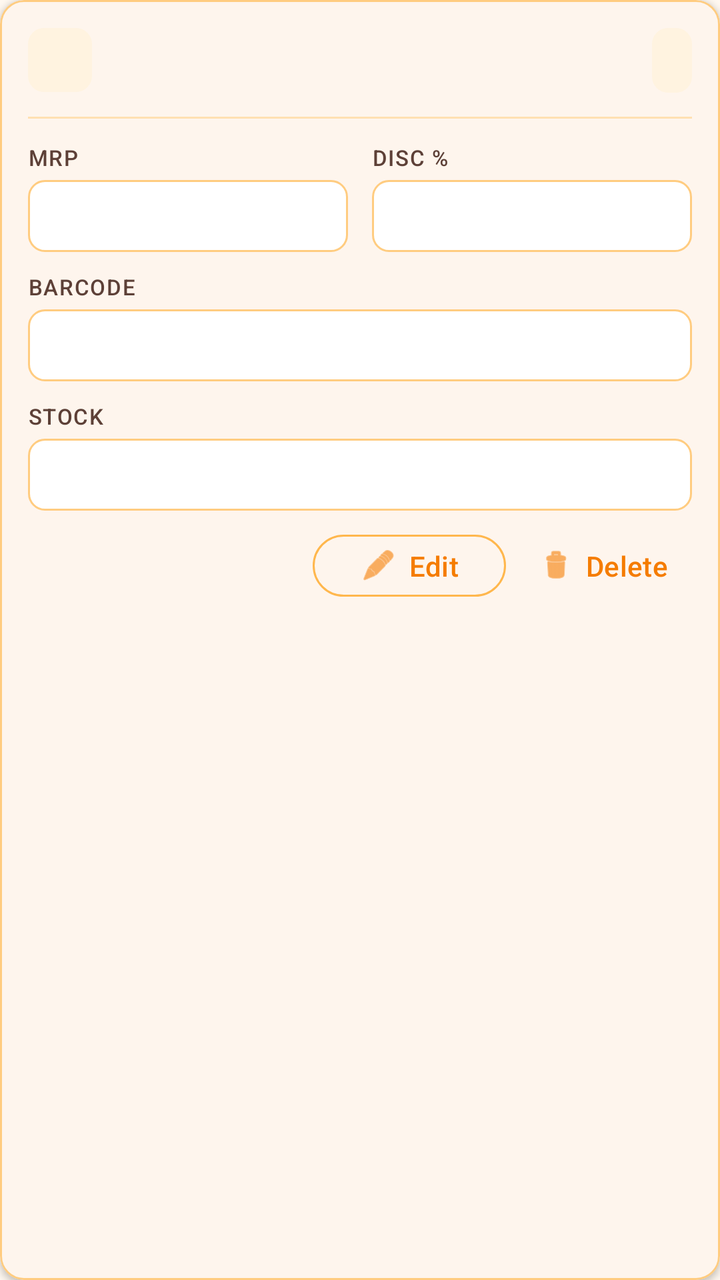
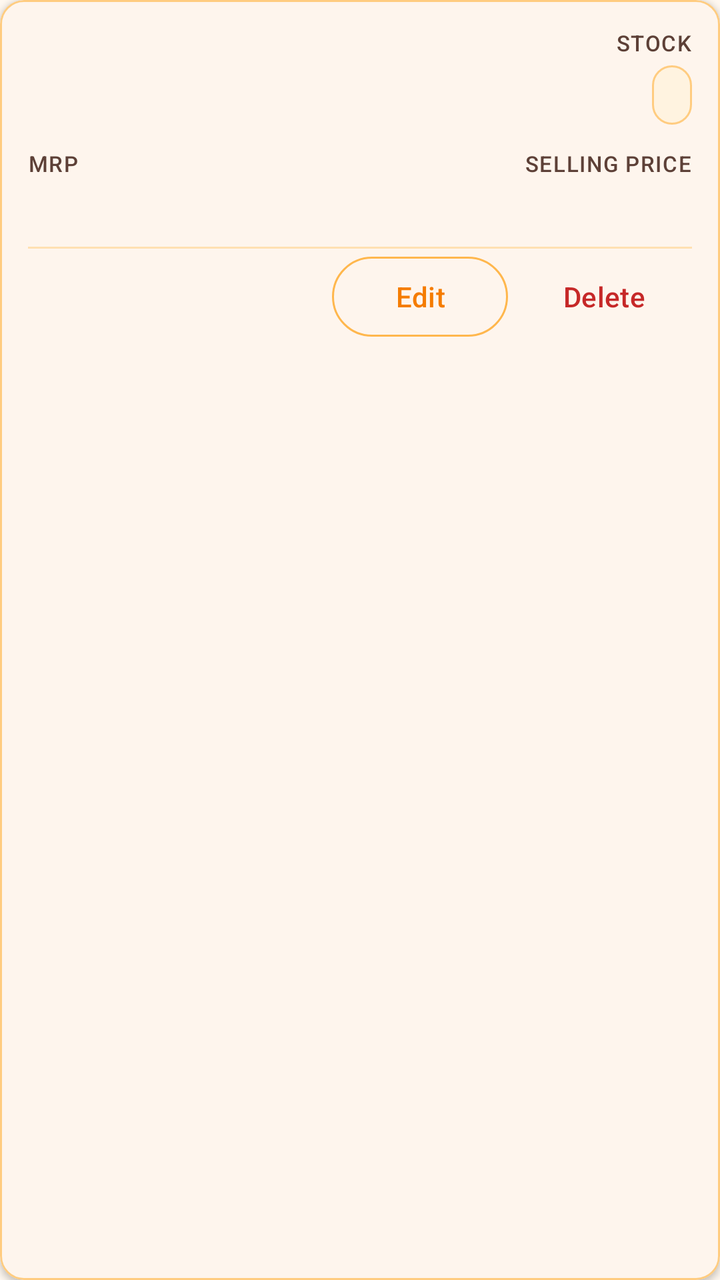

An Android layout rendered at two revisions. The XML below is the earlier revision; the diff shows what the commit changed to produce the second picture.
<!-- AndroidManifest.xml: application theme Theme.VikrSaathi -->
<!-- res/layout/item_master.xml -->
<?xml version="1.0" encoding="utf-8"?>
<com.google.android.material.card.MaterialCardView xmlns:android="http://schemas.android.com/apk/res/android"
    xmlns:app="http://schemas.android.com/apk/res-auto"
    style="@style/VikrSaathiBillLineCard"
    android:layout_width="match_parent"
    android:layout_height="wrap_content"
    android:layout_marginHorizontal="2dp"
    android:layout_marginVertical="6dp">

    <LinearLayout
        android:layout_width="match_parent"
        android:layout_height="wrap_content"
        android:orientation="vertical"
        android:padding="14dp">

        <LinearLayout
            android:layout_width="match_parent"
            android:layout_height="wrap_content"
            android:gravity="center_vertical"
            android:orientation="horizontal">

            <TextView
                android:id="@+id/textItemBadge"
                android:layout_width="wrap_content"
                android:layout_height="32dp"
                android:background="@drawable/bg_bill_line_badge"
                android:gravity="center"
                android:minWidth="32dp"
                android:paddingHorizontal="6dp"
                android:textColor="@color/text_accent"
                android:textSize="14sp"
                android:textStyle="bold" />

            <TextView
                android:id="@+id/textItemName"
                android:layout_width="0dp"
                android:layout_height="wrap_content"
                android:layout_marginStart="12dp"
                android:layout_weight="1"
                android:textAppearance="?attr/textAppearanceTitleMedium"
                android:textColor="@color/text_primary_dark"
                android:textStyle="bold" />

            <TextView
                android:id="@+id/textItemPrice"
                android:layout_width="wrap_content"
                android:layout_height="wrap_content"
                android:layout_marginStart="8dp"
                android:background="@drawable/bg_bill_line_total"
                android:paddingHorizontal="10dp"
                android:paddingVertical="6dp"
                android:textColor="@color/text_accent"
                android:textSize="15sp"
                android:textStyle="bold" />
        </LinearLayout>

        <View
            android:layout_width="match_parent"
            android:layout_height="1dp"
            android:layout_marginTop="12dp"
            android:layout_marginBottom="12dp"
            android:background="@color/surface_divider" />

        <LinearLayout
            android:layout_width="match_parent"
            android:layout_height="wrap_content"
            android:baselineAligned="false"
            android:orientation="horizontal">

            <LinearLayout
                android:layout_width="0dp"
                android:layout_height="wrap_content"
                android:layout_marginEnd="6dp"
                android:layout_weight="1"
                android:orientation="vertical">

                <TextView
                    style="@style/VikrSaathiBillLineLabel"
                    android:layout_width="wrap_content"
                    android:layout_height="wrap_content"
                    android:text="@string/mrp" />

                <TextView
                    android:id="@+id/textItemMrp"
                    android:layout_width="match_parent"
                    android:layout_height="36dp"
                    android:layout_marginTop="4dp"
                    android:background="@drawable/bg_bill_line_input"
                    android:gravity="center"
                    android:textColor="@color/text_primary_dark"
                    android:textSize="15sp"
                    android:textStyle="bold" />
            </LinearLayout>

            <LinearLayout
                android:layout_width="0dp"
                android:layout_height="wrap_content"
                android:layout_marginStart="6dp"
                android:layout_weight="1"
                android:orientation="vertical">

                <TextView
                    style="@style/VikrSaathiBillLineLabel"
                    android:layout_width="wrap_content"
                    android:layout_height="wrap_content"
                    android:text="@string/discount_short" />

                <TextView
                    android:id="@+id/textItemDiscount"
                    android:layout_width="match_parent"
                    android:layout_height="36dp"
                    android:layout_marginTop="4dp"
                    android:background="@drawable/bg_bill_line_input"
                    android:gravity="center"
                    android:textColor="@color/text_primary_dark"
                    android:textSize="15sp"
                    android:textStyle="bold" />
            </LinearLayout>
        </LinearLayout>

        <LinearLayout
            android:layout_width="match_parent"
            android:layout_height="wrap_content"
            android:layout_marginTop="10dp"
            android:orientation="vertical">

            <TextView
                style="@style/VikrSaathiBillLineLabel"
                android:layout_width="wrap_content"
                android:layout_height="wrap_content"
                android:text="@string/barcode_label" />

            <TextView
                android:id="@+id/textItemBarcode"
                android:layout_width="match_parent"
                android:layout_height="wrap_content"
                android:layout_marginTop="4dp"
                android:background="@drawable/bg_bill_line_input"
                android:ellipsize="end"
                android:gravity="center"
                android:maxLines="1"
                android:minHeight="36dp"
                android:paddingHorizontal="8dp"
                android:paddingVertical="8dp"
                android:textColor="@color/text_primary_dark"
                android:textSize="14sp" />
        </LinearLayout>

        <LinearLayout
            android:layout_width="match_parent"
            android:layout_height="wrap_content"
            android:layout_marginTop="10dp"
            android:orientation="vertical">

            <TextView
                style="@style/VikrSaathiBillLineLabel"
                android:layout_width="wrap_content"
                android:layout_height="wrap_content"
                android:text="@string/stock" />

            <TextView
                android:id="@+id/textItemStock"
                android:layout_width="match_parent"
                android:layout_height="wrap_content"
                android:layout_marginTop="4dp"
                android:background="@drawable/bg_bill_line_input"
                android:gravity="center"
                android:minHeight="36dp"
                android:paddingHorizontal="8dp"
                android:paddingVertical="8dp"
                android:textColor="@color/text_primary_dark"
                android:textSize="14sp"
                android:textStyle="bold" />
        </LinearLayout>

        <LinearLayout
            android:layout_width="match_parent"
            android:layout_height="wrap_content"
            android:layout_marginTop="8dp"
            android:gravity="end"
            android:orientation="horizontal">

            <com.google.android.material.button.MaterialButton
                android:id="@+id/buttonEditItem"
                style="@style/Widget.Material3.Button.OutlinedButton"
                android:layout_width="wrap_content"
                android:layout_height="wrap_content"
                android:layout_marginEnd="4dp"
                android:minHeight="36dp"
                android:text="@string/edit"
                android:textColor="@color/text_accent_soft"
                app:icon="@android:drawable/ic_menu_edit"
                app:iconGravity="textStart"
                app:iconPadding="6dp"
                app:iconSize="18dp"
                app:iconTint="@color/text_accent_soft"
                app:strokeColor="@color/stroke_button" />

            <com.google.android.material.button.MaterialButton
                android:id="@+id/buttonDeleteItem"
                style="@style/Widget.Material3.Button.TextButton"
                android:layout_width="wrap_content"
                android:layout_height="wrap_content"
                android:minHeight="36dp"
                android:text="@string/delete"
                android:textColor="@color/text_accent_soft"
                app:icon="@android:drawable/ic_menu_delete"
                app:iconGravity="textStart"
                app:iconPadding="6dp"
                app:iconSize="18dp"
                app:iconTint="@color/text_accent_soft" />
        </LinearLayout>
    </LinearLayout>
</com.google.android.material.card.MaterialCardView>
<!-- resources referenced by this layout -->
<resources>
  <color name="stroke_button">@color/orange_300</color>
  <color name="surface_divider">@color/orange_100</color>
  <color name="text_accent">@color/orange_800</color>
  <color name="text_accent_soft">@color/orange_700</color>
  <color name="text_primary_dark">#212121</color>
  <!-- drawable bg_bill_line_badge (drawable) -->
  <?xml version="1.0" encoding="utf-8"?>
  <shape xmlns:android="http://schemas.android.com/apk/res/android"
      android:shape="rectangle">
      <solid android:color="@color/surface_muted" />
      <corners android:radius="8dp" />
  </shape>
  <!-- drawable bg_bill_line_input (drawable) -->
  <?xml version="1.0" encoding="utf-8"?>
  <shape xmlns:android="http://schemas.android.com/apk/res/android"
      android:shape="rectangle">
      <solid android:color="@color/input_surface" />
      <stroke
          android:width="1dp"
          android:color="@color/input_stroke" />
      <corners android:radius="8dp" />
  </shape>
  <!-- drawable bg_bill_line_total (drawable) -->
  <?xml version="1.0" encoding="utf-8"?>
  <shape xmlns:android="http://schemas.android.com/apk/res/android"
      android:shape="rectangle">
      <solid android:color="@color/surface_muted" />
      <corners android:radius="8dp" />
  </shape>
  <string name="barcode_label">Barcode</string>
  <string name="delete">Delete</string>
  <string name="discount_short">Disc %</string>
  <string name="edit">Edit</string>
  <string name="mrp">MRP</string>
  <string name="stock">Stock</string>
  <style name="VikrSaathiBillLineCard" parent="Widget.Material3.CardView.Outlined">
          <item name="cardCornerRadius">12dp</item>
          <item name="cardElevation">2dp</item>
          <item name="strokeColor">?attr/colorOutline</item>
          <item name="strokeWidth">1dp</item>
          <item name="cardBackgroundColor">?attr/colorSurface</item>
      </style>
  <style name="VikrSaathiBillLineLabel">
          <item name="android:textAppearance">?attr/textAppearanceLabelSmall</item>
          <item name="android:textColor">?attr/colorOnSurfaceVariant</item>
          <item name="android:textAllCaps">true</item>
          <item name="android:letterSpacing">0.05</item>
      </style>
  <color name="orange_300">#FFB74D</color>
  <color name="orange_100">#FFE0B2</color>
  <color name="orange_800">#EF6C00</color>
  <color name="orange_700">#F57C00</color>
  <color name="surface_muted">@color/orange_50</color>
  <color name="input_surface">#FFFFFF</color>
  <color name="input_stroke">@color/orange_200</color>
  <color name="orange_primary">#F57C00</color>
  <color name="orange_primary_dark">#E65100</color>
  <color name="orange_on_primary">#FFFFFF</color>
  <color name="orange_accent">#FFB74D</color>
  <color name="black">#FF000000</color>
  <color name="orange_900">#E65100</color>
  <color name="surface_card">#FFFFFF</color>
  <color name="orange_surface">#FFF8F0</color>
  <color name="text_secondary_dark">#5D4037</color>
  <color name="stroke_default">@color/orange_200</color>
  <color name="stroke_subtle">@color/orange_100</color>
  <style name="VikrSaathiSwitch" parent="Widget.Material3.CompoundButton.MaterialSwitch">
          <item name="thumbTint">@color/switch_thumb_tint</item>
          <item name="trackTint">@color/switch_track_tint</item>
          <item name="trackDecorationTint">@color/switch_track_decoration_tint</item>
      </style>
  <style name="VikrSaathiOutlinedButton" parent="Widget.Material3.Button.OutlinedButton">
          <item name="android:textColor">@color/button_outlined_text</item>
          <item name="strokeColor">@color/button_outlined_stroke</item>
      </style>
  <color name="orange_50">#FFF3E0</color>
  <color name="orange_200">#FFCC80</color>
  <!-- unchanged entries left out for length: 1 -->
</resources>

<!-- the commit's change to res/layout/item_master.xml (unified diff, before → after) -->
@@ -16,61 +16,95 @@
         <LinearLayout
             android:layout_width="match_parent"
             android:layout_height="wrap_content"
-            android:gravity="center_vertical"
+            android:baselineAligned="false"
+            android:gravity="top"
             android:orientation="horizontal">
-
-            <TextView
-                android:id="@+id/textItemBadge"
-                android:layout_width="wrap_content"
-                android:layout_height="32dp"
-                android:background="@drawable/bg_bill_line_badge"
-                android:gravity="center"
-                android:minWidth="32dp"
-                android:paddingHorizontal="6dp"
-                android:textColor="@color/text_accent"
-                android:textSize="14sp"
-                android:textStyle="bold" />
 
             <TextView
                 android:id="@+id/textItemName"
                 android:layout_width="0dp"
                 android:layout_height="wrap_content"
-                android:layout_marginStart="12dp"
+                android:layout_marginEnd="12dp"
                 android:layout_weight="1"
+                android:ellipsize="end"
+                android:maxLines="3"
                 android:textAppearance="?attr/textAppearanceTitleMedium"
                 android:textColor="@color/text_primary_dark"
                 android:textStyle="bold" />
 
-            <TextView
-                android:id="@+id/textItemPrice"
-                android:layout_width="wrap_content"
-                android:layout_height="wrap_content"
-                android:layout_marginStart="8dp"
-                android:background="@drawable/bg_bill_line_total"
-                android:paddingHorizontal="10dp"
-                android:paddingVertical="6dp"
-                android:textColor="@color/text_accent"
-                android:textSize="15sp"
-                android:textStyle="bold" />
-        </LinearLayout>
-
-        <View
-            android:layout_width="match_parent"
-            android:layout_height="1dp"
-            android:layout_marginTop="12dp"
-            android:layout_marginBottom="12dp"
-            android:background="@color/surface_divider" />
-
-        <LinearLayout
-            android:layout_width="match_parent"
-            android:layout_height="wrap_content"
+            <LinearLayout
+                android:layout_width="wrap_content"
+                android:layout_height="wrap_content"
+                android:gravity="end"
+                android:orientation="vertical">
+
+                <TextView
+                    style="@style/VikrSaathiBillLineLabel"
+                    android:layout_width="wrap_content"
+                    android:layout_height="wrap_content"
+                    android:layout_gravity="end"
+                    android:text="@string/col_stock" />
+
+                <TextView
+                    android:id="@+id/textItemStock"
+                    android:layout_width="wrap_content"
+                    android:layout_height="wrap_content"
+                    android:layout_gravity="end"
+                    android:layout_marginTop="4dp"
+                    android:background="@drawable/bg_history_value_box"
+                    android:paddingHorizontal="10dp"
+                    android:paddingVertical="4dp"
+                    android:textSize="16sp"
+                    android:textStyle="bold" />
+
+                <TextView
+                    android:id="@+id/textItemLow"
+                    android:layout_width="wrap_content"
+                    android:layout_height="wrap_content"
+                    android:layout_gravity="end"
+                    android:layout_marginTop="4dp"
+                    android:text="@string/low_stock"
+                    android:textColor="@color/orange_700"
+                    android:textSize="13sp"
+                    android:textStyle="bold"
+                    android:visibility="gone" />
+            </LinearLayout>
+        </LinearLayout>
+
+        <LinearLayout
+            android:id="@+id/layoutItemBarcode"
+            android:layout_width="match_parent"
+            android:layout_height="wrap_content"
+            android:layout_marginTop="12dp"
+            android:orientation="vertical"
+            android:visibility="gone">
+
+            <TextView
+                style="@style/VikrSaathiBillLineLabel"
+                android:layout_width="wrap_content"
+                android:layout_height="wrap_content"
+                android:text="@string/col_barcode" />
+
+            <TextView
+                android:id="@+id/textItemBarcode"
+                android:layout_width="match_parent"
+                android:layout_height="wrap_content"
+                android:layout_marginTop="2dp"
+                android:textColor="@color/text_primary_dark"
+                android:textSize="15sp" />
+        </LinearLayout>
+
+        <LinearLayout
+            android:layout_width="match_parent"
+            android:layout_height="wrap_content"
+            android:layout_marginTop="12dp"
             android:baselineAligned="false"
             android:orientation="horizontal">
 
             <LinearLayout
                 android:layout_width="0dp"
                 android:layout_height="wrap_content"
-                android:layout_marginEnd="6dp"
+                android:layout_marginEnd="12dp"
                 android:layout_weight="1"
                 android:orientation="vertical">
 
@@ -83,100 +117,70 @@
                 <TextView
                     android:id="@+id/textItemMrp"
                     android:layout_width="match_parent"
-                    android:layout_height="36dp"
-                    android:layout_marginTop="4dp"
-                    android:background="@drawable/bg_bill_line_input"
-                    android:gravity="center"
+                    android:layout_height="wrap_content"
+                    android:layout_marginTop="2dp"
                     android:textColor="@color/text_primary_dark"
+                    android:textSize="15sp" />
+            </LinearLayout>
+
+            <LinearLayout
+                android:layout_width="0dp"
+                android:layout_height="wrap_content"
+                android:layout_weight="1"
+                android:gravity="end"
+                android:orientation="vertical">
+
+                <TextView
+                    style="@style/VikrSaathiBillLineLabel"
+                    android:layout_width="wrap_content"
+                    android:layout_height="wrap_content"
+                    android:layout_gravity="end"
+                    android:text="@string/list_selling_price" />
+
+                <TextView
+                    android:id="@+id/textItemPrice"
+                    android:layout_width="match_parent"
+                    android:layout_height="wrap_content"
+                    android:layout_marginTop="2dp"
+                    android:gravity="end"
+                    android:textColor="@color/text_accent"
                     android:textSize="15sp"
                     android:textStyle="bold" />
             </LinearLayout>
-
-            <LinearLayout
-                android:layout_width="0dp"
-                android:layout_height="wrap_content"
-                android:layout_marginStart="6dp"
-                android:layout_weight="1"
-                android:orientation="vertical">
-
-                <TextView
-                    style="@style/VikrSaathiBillLineLabel"
-                    android:layout_width="wrap_content"
-                    android:layout_height="wrap_content"
-                    android:text="@string/discount_short" />
-
-                <TextView
-                    android:id="@+id/textItemDiscount"
-                    android:layout_width="match_parent"
-                    android:layout_height="36dp"
-                    android:layout_marginTop="4dp"
-                    android:background="@drawable/bg_bill_line_input"
-                    android:gravity="center"
-                    android:textColor="@color/text_primary_dark"
-                    android:textSize="15sp"
-                    android:textStyle="bold" />
-            </LinearLayout>
-        </LinearLayout>
-
-        <LinearLayout
-            android:layout_width="match_parent"
-            android:layout_height="wrap_content"
-            android:layout_marginTop="10dp"
-            android:orientation="vertical">
+        </LinearLayout>
+
+        <LinearLayout
+            android:id="@+id/layoutItemDiscount"
+            android:layout_width="match_parent"
+            android:layout_height="wrap_content"
+            android:layout_marginTop="12dp"
+            android:orientation="vertical"
+            android:visibility="gone">
 
             <TextView
                 style="@style/VikrSaathiBillLineLabel"
                 android:layout_width="wrap_content"
                 android:layout_height="wrap_content"
-                android:text="@string/barcode_label" />
-
-            <TextView
-                android:id="@+id/textItemBarcode"
+                android:text="@string/bill_history_discount_label" />
+
+            <TextView
+                android:id="@+id/textItemDiscount"
                 android:layout_width="match_parent"
                 android:layout_height="wrap_content"
-                android:layout_marginTop="4dp"
-                android:background="@drawable/bg_bill_line_input"
-                android:ellipsize="end"
-                android:gravity="center"
-                android:maxLines="1"
-                android:minHeight="36dp"
-                android:paddingHorizontal="8dp"
-                android:paddingVertical="8dp"
+                android:layout_marginTop="2dp"
                 android:textColor="@color/text_primary_dark"
-                android:textSize="14sp" />
-        </LinearLayout>
-
-        <LinearLayout
-            android:layout_width="match_parent"
-            android:layout_height="wrap_content"
-            android:layout_marginTop="10dp"
-            android:orientation="vertical">
-
-            <TextView
-                style="@style/VikrSaathiBillLineLabel"
-                android:layout_width="wrap_content"
-                android:layout_height="wrap_content"
-                android:text="@string/stock" />
-
-            <TextView
-                android:id="@+id/textItemStock"
-                android:layout_width="match_parent"
-                android:layout_height="wrap_content"
-                android:layout_marginTop="4dp"
-                android:background="@drawable/bg_bill_line_input"
-                android:gravity="center"
-                android:minHeight="36dp"
-                android:paddingHorizontal="8dp"
-                android:paddingVertical="8dp"
-                android:textColor="@color/text_primary_dark"
-                android:textSize="14sp"
-                android:textStyle="bold" />
-        </LinearLayout>
-
-        <LinearLayout
-            android:layout_width="match_parent"
-            android:layout_height="wrap_content"
-            android:layout_marginTop="8dp"
+                android:textSize="15sp" />
+        </LinearLayout>
+
+        <View
+            android:layout_width="match_parent"
+            android:layout_height="1dp"
+            android:layout_marginTop="12dp"
+            android:background="@color/surface_divider" />
+
+        <LinearLayout
+            android:layout_width="match_parent"
+            android:layout_height="wrap_content"
             android:gravity="end"
             android:orientation="horizontal">
 
@@ -186,14 +190,9 @@
                 android:layout_width="wrap_content"
                 android:layout_height="wrap_content"
                 android:layout_marginEnd="4dp"
-                android:minHeight="36dp"
+                android:minHeight="48dp"
                 android:text="@string/edit"
                 android:textColor="@color/text_accent_soft"
-                app:icon="@android:drawable/ic_menu_edit"
-                app:iconGravity="textStart"
-                app:iconPadding="6dp"
-                app:iconSize="18dp"
-                app:iconTint="@color/text_accent_soft"
                 app:strokeColor="@color/stroke_button" />
 
             <com.google.android.material.button.MaterialButton
@@ -201,14 +200,9 @@
                 style="@style/Widget.Material3.Button.TextButton"
                 android:layout_width="wrap_content"
                 android:layout_height="wrap_content"
-                android:minHeight="36dp"
+                android:minHeight="48dp"
                 android:text="@string/delete"
-                android:textColor="@color/text_accent_soft"
-                app:icon="@android:drawable/ic_menu_delete"
-                app:iconGravity="textStart"
-                app:iconPadding="6dp"
-                app:iconSize="18dp"
-                app:iconTint="@color/text_accent_soft" />
+                android:textColor="@color/balance_payable" />
         </LinearLayout>
     </LinearLayout>
 </com.google.android.material.card.MaterialCardView>
<!-- resource entries referenced after the edit -->
@@ -1,40 +1,29 @@
 <!-- resources referenced by this layout -->
 <resources>
+  <color name="balance_payable">#C62828</color>
   <color name="stroke_button">@color/orange_300</color>
   <color name="surface_divider">@color/orange_100</color>
   <color name="text_accent">@color/orange_800</color>
   <color name="text_accent_soft">@color/orange_700</color>
   <color name="text_primary_dark">#212121</color>
-  <!-- drawable bg_bill_line_badge (drawable) -->
+  <!-- drawable bg_history_value_box (drawable) -->
   <?xml version="1.0" encoding="utf-8"?>
   <shape xmlns:android="http://schemas.android.com/apk/res/android"
       android:shape="rectangle">
       <solid android:color="@color/surface_muted" />
-      <corners android:radius="8dp" />
-  </shape>
-  <!-- drawable bg_bill_line_input (drawable) -->
-  <?xml version="1.0" encoding="utf-8"?>
-  <shape xmlns:android="http://schemas.android.com/apk/res/android"
-      android:shape="rectangle">
-      <solid android:color="@color/input_surface" />
       <stroke
           android:width="1dp"
-          android:color="@color/input_stroke" />
-      <corners android:radius="8dp" />
+          android:color="@color/stroke_default" />
+      <corners android:radius="10dp" />
   </shape>
-  <!-- drawable bg_bill_line_total (drawable) -->
-  <?xml version="1.0" encoding="utf-8"?>
-  <shape xmlns:android="http://schemas.android.com/apk/res/android"
-      android:shape="rectangle">
-      <solid android:color="@color/surface_muted" />
-      <corners android:radius="8dp" />
-  </shape>
-  <string name="barcode_label">Barcode</string>
+  <string name="bill_history_discount_label">Discount</string>
+  <string name="col_barcode">Barcode</string>
+  <string name="col_stock">Stock</string>
   <string name="delete">Delete</string>
-  <string name="discount_short">Disc %</string>
   <string name="edit">Edit</string>
+  <string name="list_selling_price">Selling price</string>
+  <string name="low_stock">Low stock</string>
   <string name="mrp">MRP</string>
-  <string name="stock">Stock</string>
   <style name="VikrSaathiBillLineCard" parent="Widget.Material3.CardView.Outlined">
           <item name="cardCornerRadius">12dp</item>
           <item name="cardElevation">2dp</item>
@@ -53,8 +42,6 @@
   <color name="orange_800">#EF6C00</color>
   <color name="orange_700">#F57C00</color>
   <color name="surface_muted">@color/orange_50</color>
-  <color name="input_surface">#FFFFFF</color>
-  <color name="input_stroke">@color/orange_200</color>
   <color name="orange_primary">#F57C00</color>
   <color name="orange_primary_dark">#E65100</color>
   <color name="orange_on_primary">#FFFFFF</color>
